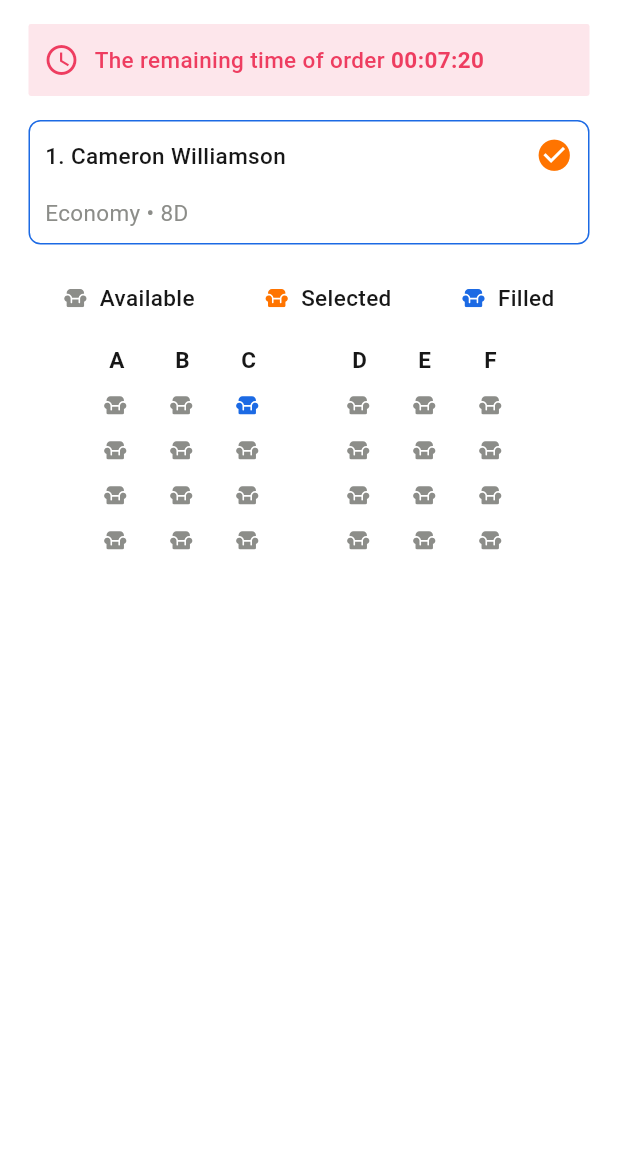
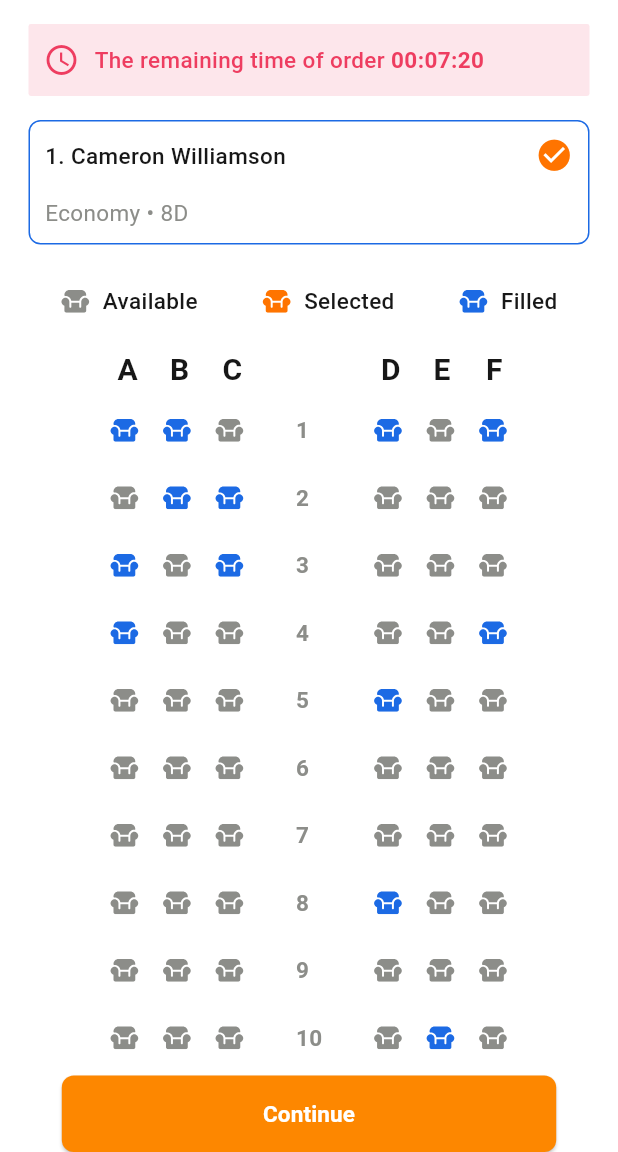
Before and after one commit to Sanjarbek17/BusBooking, a Flutter app: the Booking screen opened by its route, on a phone screen of 412 x 824 dp, the part 84-1236 px from its top. Run offline on Flutter 3.47's test engine with Material 3 defaults, Android fonts, the phone set to English and light mode, and no system bars; our stand-ins replace awesome_extensions, equatable, flutter_svg; Roboto replaces fonts that are missing (Poppins).

Commit message:
booking screen done

```diff
--- /dev/null
+++ b/lib/data/dummy_data.dart
@@ -0,0 +1,16 @@
+List<String> seats = [
+  'A1',
+  'A3',
+  'A4',
+  'B1',
+  'B2',
+  'D1',
+  'C2',
+  'C3',
+  'E10',
+  'E11',
+  'D5',
+  'D8',
+  'F1',
+  'F4',
+];
--- /dev/null
+++ b/lib/data/models/ticket_model.dart
@@ -0,0 +1,22 @@
+import 'package:equatable/equatable.dart';
+
+class TicketModel extends Equatable {
+  final String location1;
+  final String location2;
+  final String bus;
+  final List<String> badges;
+  final String price;
+  final List seats;
+
+  const TicketModel({
+    required this.location1,
+    required this.location2,
+    required this.bus,
+    required this.badges,
+    required this.price,
+    required this.seats,
+  });
+
+  @override
+  List<Object?> get props => [location1, location2, price];
+}
--- a/lib/presentation/pages/booking.dart
+++ b/lib/presentation/pages/booking.dart
@@ -1,4 +1,6 @@
+import 'package:awesome_extensions/awesome_extensions.dart';
 import 'package:bus_booking/core/theme/custom_colors.dart';
+import 'package:bus_booking/data/dummy_data.dart';
 import 'package:bus_booking/presentation/widgets/chair_widget.dart';
 import 'package:flutter/material.dart';
 
@@ -7,6 +9,18 @@ class Booking extends StatelessWidget {
 
   @override
   Widget build(BuildContext context) {
+    List<String> chosenSeats = [];
+
+    void changeSeat(String seat) {
+      if (!seats.contains(seat)) {
+        if (chosenSeats.contains(seat)) {
+          chosenSeats.remove(seat);
+        } else {
+          chosenSeats.add(seat);
+        }
+      }
+    }
+
     return Scaffold(
       appBar: AppBar(
         leading: IconButton(
@@ -83,68 +97,84 @@ class Booking extends StatelessWidget {
                   endIndent: 0,
                 ),
               ),
+              child: Expanded(
+                child: SingleChildScrollView(
                   child: DataTable(
-                columnSpacing: 20,
+                    columnSpacing: 15,
                     dataRowMinHeight: 10,
-                dataRowMaxHeight: 30,
-                headingRowHeight: 30,
+                    dataRowMaxHeight: 45,
+                    headingRowHeight: 35,
                     columns: const [
-                  DataColumn(label: Text(' A', style: TextStyle(fontSize: 15, fontWeight: FontWeight.bold, color: CustomColors.labelMediumBlack))),
-                  DataColumn(label: Text(' B', style: TextStyle(fontSize: 15, fontWeight: FontWeight.bold, color: CustomColors.labelMediumBlack))),
-                  DataColumn(label: Text(' C', style: TextStyle(fontSize: 15, fontWeight: FontWeight.bold, color: CustomColors.labelMediumBlack))),
+                      DataColumn(label: Text(' A', style: TextStyle(fontSize: 20, fontWeight: FontWeight.bold, color: CustomColors.labelMediumBlack))),
+                      DataColumn(label: Text(' B', style: TextStyle(fontSize: 20, fontWeight: FontWeight.bold, color: CustomColors.labelMediumBlack))),
+                      DataColumn(label: Text(' C', style: TextStyle(fontSize: 20, fontWeight: FontWeight.bold, color: CustomColors.labelMediumBlack))),
                       DataColumn(label: Text('')),
-                  DataColumn(label: Text(' D', style: TextStyle(fontSize: 15, fontWeight: FontWeight.bold, color: CustomColors.labelMediumBlack))),
-                  DataColumn(label: Text(' E', style: TextStyle(fontSize: 15, fontWeight: FontWeight.bold, color: CustomColors.labelMediumBlack))),
-                  DataColumn(label: Text(' F', style: TextStyle(fontSize: 15, fontWeight: FontWeight.bold, color: CustomColors.labelMediumBlack))),
+                      DataColumn(label: Text(' D', style: TextStyle(fontSize: 20, fontWeight: FontWeight.bold, color: CustomColors.labelMediumBlack))),
+                      DataColumn(label: Text(' E', style: TextStyle(fontSize: 20, fontWeight: FontWeight.bold, color: CustomColors.labelMediumBlack))),
+                      DataColumn(label: Text(' F', style: TextStyle(fontSize: 20, fontWeight: FontWeight.bold, color: CustomColors.labelMediumBlack))),
                     ],
-                rows: const [
-                  DataRow(
+                    rows: List.generate(15, (index) {
+                      index++;
+                      return DataRow(
                         cells: [
-                      DataCell(ChairWidget()),
-                      DataCell(ChairWidget()),
-                      DataCell(ChairWidget(color: CustomColors.blue)),
-                      DataCell(SizedBox(width: 10)),
-                      DataCell(ChairWidget()),
-                      DataCell(ChairWidget()),
-                      DataCell(ChairWidget()),
+                          DataCell(ChairWidget(
+                            isFilled: seats.contains('A$index'),
+                            onTap: () => changeSeat('A$index'),
+                          )),
+                          DataCell(ChairWidget(
+                            isFilled: seats.contains('B$index'),
+                            onTap: () => changeSeat('B$index'),
+                          )),
+                          DataCell(ChairWidget(
+                            isFilled: seats.contains('C$index'),
+                            onTap: () => changeSeat('C$index'),
+                          )),
+                          DataCell(Padding(
+                            padding: const EdgeInsets.symmetric(
+                              horizontal: 19.0,
+                            ),
+                            child: Text(
+                              index.toString(),
+                              style: const TextStyle(
+                                fontSize: 15,
+                                fontWeight: FontWeight.w700,
+                                color: CustomColors.textColorGrey,
+                              ),
+                            ),
+                          )),
+                          DataCell(ChairWidget(
+                            isFilled: seats.contains('D$index'),
+                            onTap: () => changeSeat('D$index'),
+                          )),
+                          DataCell(ChairWidget(
+                            isFilled: seats.contains('E$index'),
+                            onTap: () => changeSeat('E$index'),
+                          )),
+                          DataCell(ChairWidget(
+                            isFilled: seats.contains('F$index'),
+                            onTap: () => changeSeat('F$index'),
+                          )),
                         ],
+                      );
+                    }),
                   ),
-                  DataRow(
-                    cells: [
-                      DataCell(ChairWidget()),
-                      DataCell(ChairWidget()),
-                      DataCell(ChairWidget()),
-                      DataCell(SizedBox(width: 10)),
-                      DataCell(ChairWidget()),
-                      DataCell(ChairWidget()),
-                      DataCell(ChairWidget()),
-                    ],
                 ),
-                  DataRow(
-                    cells: [
-                      DataCell(ChairWidget()),
-                      DataCell(ChairWidget()),
-                      DataCell(ChairWidget()),
-                      DataCell(SizedBox(width: 10)),
-                      DataCell(ChairWidget()),
-                      DataCell(ChairWidget()),
-                      DataCell(ChairWidget()),
-                    ],
               ),
-                  DataRow(
-                    cells: [
-                      DataCell(ChairWidget()),
-                      DataCell(ChairWidget()),
-                      DataCell(ChairWidget()),
-                      DataCell(SizedBox(width: 10)),
-                      DataCell(ChairWidget()),
-                      DataCell(ChairWidget()),
-                      DataCell(ChairWidget()),
-                    ],
             ),
-                ],
+            const SizedBox(height: 16),
+            SafeArea(
+              child: ElevatedButton(
+                onPressed: () {
+                  print(chosenSeats);
+                },
+                style: ElevatedButton.styleFrom(
+                  minimumSize: Size(context.width * 0.8, 50),
+                  padding: const EdgeInsets.symmetric(vertical: 15),
+                  shape: RoundedRectangleBorder(borderRadius: BorderRadius.circular(8)),
                 ),
-            )
+                child: const Text('Continue', style: TextStyle(fontSize: 15, fontWeight: FontWeight.w700, color: Colors.white)),
+              ),
+            ),
           ],
         ),
       ),
--- a/lib/presentation/widgets/chair_widget.dart
+++ b/lib/presentation/widgets/chair_widget.dart
@@ -3,28 +3,53 @@ import 'package:bus_booking/gen/assets.gen.dart';
 import 'package:flutter/material.dart';
 import 'package:flutter_svg/svg.dart';
 
-class ChairWidget extends StatelessWidget {
+class ChairWidget extends StatefulWidget {
   final String? text;
   final Color? color;
+  final bool? isFilled;
+  final VoidCallback? onTap;
   const ChairWidget({
     super.key,
     this.color,
     this.text,
+    this.isFilled,
+    this.onTap,
   });
 
   @override
+  State<ChairWidget> createState() => _ChairWidgetState();
+}
+
+class _ChairWidgetState extends State<ChairWidget> {
+  bool isSelected = false;
+  @override
   Widget build(BuildContext context) {
-    return Row(
-      children: [
-        SvgPicture.asset(
-          Assets.icons.chair,
-          width: 16,
-          height: 16,
-          colorFilter: color == null ? null : ColorFilter.mode(color!, BlendMode.srcIn),
-        ),
-        const SizedBox(width: 8),
-        if (text != null) Text(text!, style: const TextStyle(fontSize: 15, fontWeight: FontWeight.w500, color: CustomColors.labelMediumBlack)),
-      ],
+    return InkWell(
+      onTap: () {
+        setState(() {
+          isSelected = !isSelected;
+        });
+        if (widget.isFilled == true) {
+          return;
+        }
+        widget.onTap?.call();
+      },
+      child: Row(
+        mainAxisSize: MainAxisSize.min,
+        children: [
+          SvgPicture.asset(
+            Assets.icons.chair,
+            width: 20,
+            height: 25,
+            colorFilter: ColorFilter.mode(
+              widget.isFilled == true ? CustomColors.blue : (isSelected ? CustomColors.primaryColor : (widget.color ?? CustomColors.textColorGrey)),
+              BlendMode.srcIn,
+            ),
+          ),
+          if (widget.text != null) const SizedBox(width: 8),
+          if (widget.text != null) Text(widget.text!, style: const TextStyle(fontSize: 15, fontWeight: FontWeight.w500, color: CustomColors.labelMediumBlack)),
+        ],
+      ),
     );
   }
 }
--- a/pubspec.yaml
+++ b/pubspec.yaml
@@ -37,6 +37,7 @@ dependencies:
   cupertino_icons: ^1.0.8
   awesome_extensions: ^2.0.19
   flutter_svg: ^2.0.15
+  equatable: ^2.0.7
 
 
 dev_dependencies:
```
Also changed, not shown: pubspec.lock. Lines whose indentation alone changed are shown as unchanged.
